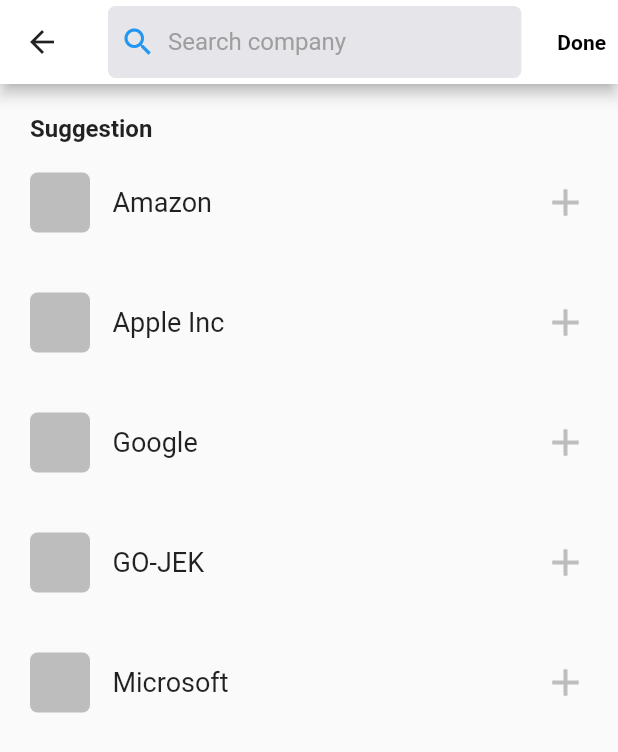
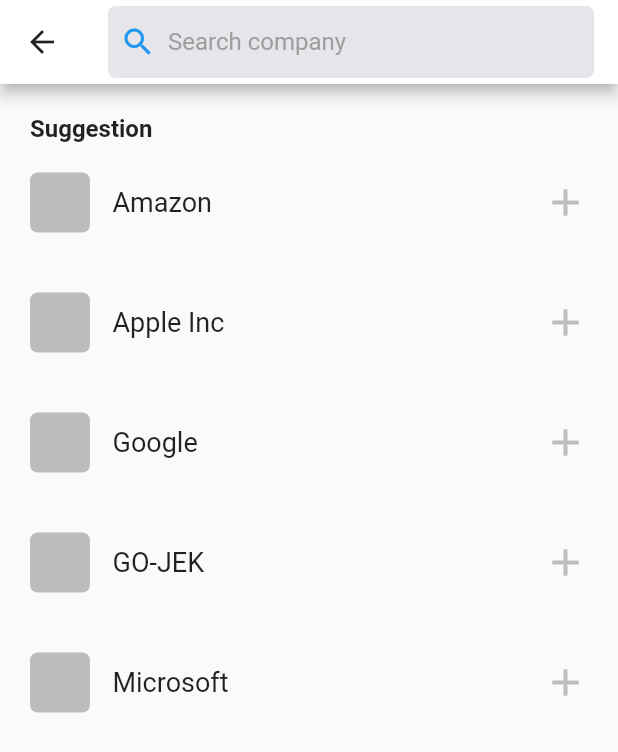
Before and after one commit to agungsb/shortlyst, a Flutter app: the SearchCompany screen opened directly with empty values, on a phone screen of 412 x 824 dp. Shown: the top 752 px of the screen. Run offline on Flutter 3.47's test engine with Material 2 defaults, Android fonts, the phone set to English and light mode, and no system bars; network calls fail.

```diff
--- a/lib/search_company.dart
+++ b/lib/search_company.dart
@@ -16,7 +16,7 @@ class SearchCompany extends StatefulWidget {
 class _SearchCompanyState extends State<SearchCompany> {
   List<CompanyModel> _companies = Companies().getAll;
 
-  List<CompanyModel> _selectedCompanies = [];
+  List<CompanyModel> _selectedCompanies;
 
   TextEditingController _searchController;
 
@@ -151,22 +151,6 @@ class _SearchCompanyState extends State<SearchCompany> {
             ],
           ),
         ),
-        actions: <Widget>[
-          GestureDetector(
-            onTap: () {
-              widget._updateSelectedCompanies(_selectedCompanies);
-            },
-            child: Center(
-              child: new Padding(
-                padding: const EdgeInsets.all(8.0),
-                child: Text(
-                  'Done',
-                  style: TextStyle(color: Colors.black, fontWeight: FontWeight.bold),
-                ),
-              ),
-            ),
-          ),
-        ],
       ),
       body: Column(
         crossAxisAlignment: CrossAxisAlignment.start,
```
Also changed, not shown: lib/components/filters/company.dart (+9 -12 lines), lib/filter.dart (+27 -2 lines).
